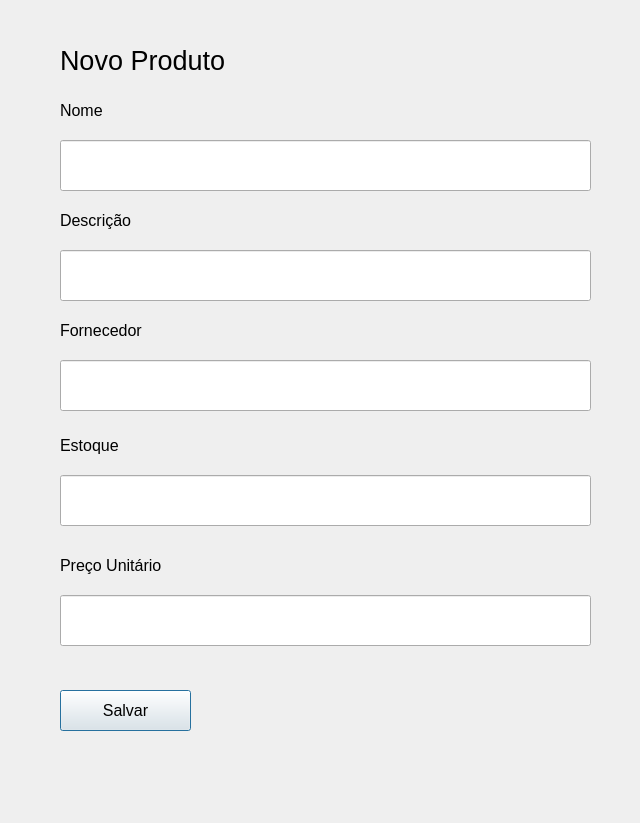
Above: novo_produto.ui from DanPS-SM/app_delivery_2 before the change. Below: the same form after it.
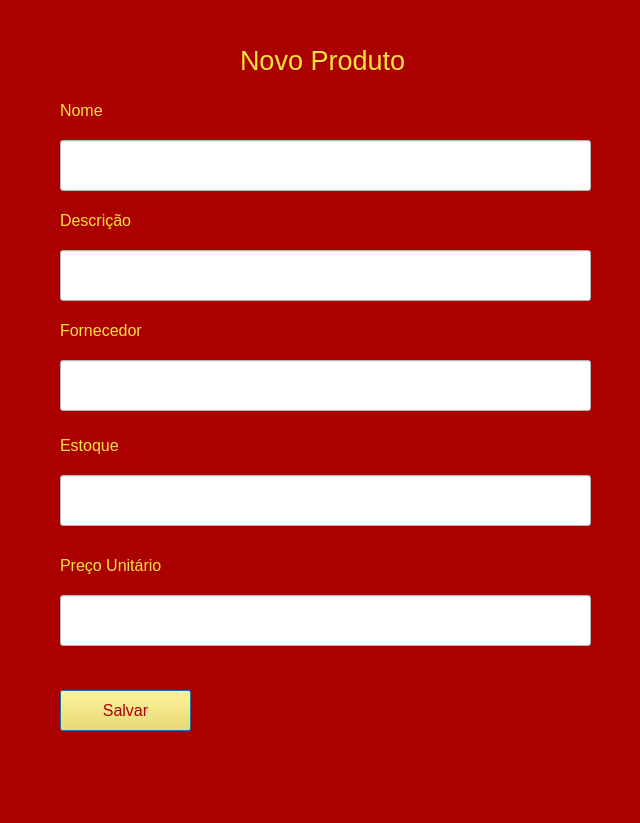
That is the form after the change.

Diff of the .ui file:
```diff
--- a/novo_produto.ui
+++ b/novo_produto.ui
@@ -13,15 +13,136 @@
   <property name="windowTitle">
    <string>Dialog</string>
   </property>
+  <property name="styleSheet">
+   <string notr="true">background-color: rgb(170, 0, 0);</string>
+  </property>
   <widget class="QLabel" name="label">
    <property name="geometry">
     <rect>
-     <x>60</x>
+     <x>240</x>
      <y>30</y>
-     <width>221</width>
+     <width>171</width>
      <height>61</height>
     </rect>
    </property>
+   <property name="palette">
+    <palette>
+     <active>
+      <colorrole role="WindowText">
+       <brush brushstyle="SolidPattern">
+        <color alpha="255">
+         <red>255</red>
+         <green>226</green>
+         <blue>62</blue>
+        </color>
+       </brush>
+      </colorrole>
+      <colorrole role="Button">
+       <brush brushstyle="SolidPattern">
+        <color alpha="255">
+         <red>170</red>
+         <green>0</green>
+         <blue>0</blue>
+        </color>
+       </brush>
+      </colorrole>
+      <colorrole role="Base">
+       <brush brushstyle="SolidPattern">
+        <color alpha="255">
+         <red>170</red>
+         <green>0</green>
+         <blue>0</blue>
+        </color>
+       </brush>
+      </colorrole>
+      <colorrole role="Window">
+       <brush brushstyle="SolidPattern">
+        <color alpha="255">
+         <red>170</red>
+         <green>0</green>
+         <blue>0</blue>
+        </color>
+       </brush>
+      </colorrole>
+     </active>
+     <inactive>
+      <colorrole role="WindowText">
+       <brush brushstyle="SolidPattern">
+        <color alpha="255">
+         <red>255</red>
+         <green>226</green>
+         <blue>62</blue>
+        </color>
+       </brush>
+      </colorrole>
+      <colorrole role="Button">
+       <brush brushstyle="SolidPattern">
+        <color alpha="255">
+         <red>170</red>
+         <green>0</green>
+         <blue>0</blue>
+        </color>
+       </brush>
+      </colorrole>
+      <colorrole role="Base">
+       <brush brushstyle="SolidPattern">
+        <color alpha="255">
+         <red>170</red>
+         <green>0</green>
+         <blue>0</blue>
+        </color>
+       </brush>
+      </colorrole>
+      <colorrole role="Window">
+       <brush brushstyle="SolidPattern">
+        <color alpha="255">
+         <red>170</red>
+         <green>0</green>
+         <blue>0</blue>
+        </color>
+       </brush>
+      </colorrole>
+     </inactive>
+     <disabled>
+      <colorrole role="WindowText">
+       <brush brushstyle="SolidPattern">
+        <color alpha="255">
+         <red>120</red>
+         <green>120</green>
+         <blue>120</blue>
+        </color>
+       </brush>
+      </colorrole>
+      <colorrole role="Button">
+       <brush brushstyle="SolidPattern">
+        <color alpha="255">
+         <red>170</red>
+         <green>0</green>
+         <blue>0</blue>
+        </color>
+       </brush>
+      </colorrole>
+      <colorrole role="Base">
+       <brush brushstyle="SolidPattern">
+        <color alpha="255">
+         <red>170</red>
+         <green>0</green>
+         <blue>0</blue>
+        </color>
+       </brush>
+      </colorrole>
+      <colorrole role="Window">
+       <brush brushstyle="SolidPattern">
+        <color alpha="255">
+         <red>170</red>
+         <green>0</green>
+         <blue>0</blue>
+        </color>
+       </brush>
+      </colorrole>
+     </disabled>
+    </palette>
+   </property>
    <property name="font">
     <font>
      <pointsize>20</pointsize>
@@ -45,6 +166,9 @@
      <pointsize>12</pointsize>
     </font>
    </property>
+   <property name="styleSheet">
+    <string notr="true">background-color: rgb(255, 255, 255);</string>
+   </property>
   </widget>
   <widget class="QLabel" name="label_2">
    <property name="geometry">
@@ -55,6 +179,124 @@
      <height>31</height>
     </rect>
    </property>
+   <property name="palette">
+    <palette>
+     <active>
+      <colorrole role="WindowText">
+       <brush brushstyle="SolidPattern">
+        <color alpha="255">
+         <red>255</red>
+         <green>226</green>
+         <blue>62</blue>
+        </color>
+       </brush>
+      </colorrole>
+      <colorrole role="Button">
+       <brush brushstyle="SolidPattern">
+        <color alpha="255">
+         <red>170</red>
+         <green>0</green>
+         <blue>0</blue>
+        </color>
+       </brush>
+      </colorrole>
+      <colorrole role="Base">
+       <brush brushstyle="SolidPattern">
+        <color alpha="255">
+         <red>170</red>
+         <green>0</green>
+         <blue>0</blue>
+        </color>
+       </brush>
+      </colorrole>
+      <colorrole role="Window">
+       <brush brushstyle="SolidPattern">
+        <color alpha="255">
+         <red>170</red>
+         <green>0</green>
+         <blue>0</blue>
+        </color>
+       </brush>
+      </colorrole>
+     </active>
+     <inactive>
+      <colorrole role="WindowText">
+       <brush brushstyle="SolidPattern">
+        <color alpha="255">
+         <red>255</red>
+         <green>226</green>
+         <blue>62</blue>
+        </color>
+       </brush>
+      </colorrole>
+      <colorrole role="Button">
+       <brush brushstyle="SolidPattern">
+        <color alpha="255">
+         <red>170</red>
+         <green>0</green>
+         <blue>0</blue>
+        </color>
+       </brush>
+      </colorrole>
+      <colorrole role="Base">
+       <brush brushstyle="SolidPattern">
+        <color alpha="255">
+         <red>170</red>
+         <green>0</green>
+         <blue>0</blue>
+        </color>
+       </brush>
+      </colorrole>
+      <colorrole role="Window">
+       <brush brushstyle="SolidPattern">
+        <color alpha="255">
+         <red>170</red>
+         <green>0</green>
+         <blue>0</blue>
+        </color>
+       </brush>
+      </colorrole>
+     </inactive>
+     <disabled>
+      <colorrole role="WindowText">
+       <brush brushstyle="SolidPattern">
+        <color alpha="255">
+         <red>120</red>
+         <green>120</green>
+         <blue>120</blue>
+        </color>
+       </brush>
+      </colorrole>
+      <colorrole role="Button">
+       <brush brushstyle="SolidPattern">
+        <color alpha="255">
+         <red>170</red>
+         <green>0</green>
+         <blue>0</blue>
+        </color>
+       </brush>
+      </colorrole>
+      <colorrole role="Base">
+       <brush brushstyle="SolidPattern">
+        <color alpha="255">
+         <red>170</red>
+         <green>0</green>
+         <blue>0</blue>
+        </color>
+       </brush>
+      </colorrole>
+      <colorrole role="Window">
+       <brush brushstyle="SolidPattern">
+        <color alpha="255">
+         <red>170</red>
+         <green>0</green>
+         <blue>0</blue>
+        </color>
+       </brush>
+      </colorrole>
+     </disabled>
+    </palette>
+   </property>
    <property name="font">
     <font>
      <pointsize>12</pointsize>
@@ -73,6 +315,124 @@
      <height>31</height>
     </rect>
    </property>
+   <property name="palette">
+    <palette>
+     <active>
+      <colorrole role="WindowText">
+       <brush brushstyle="SolidPattern">
+        <color alpha="255">
+         <red>255</red>
+         <green>226</green>
+         <blue>62</blue>
+        </color>
+       </brush>
+      </colorrole>
+      <colorrole role="Button">
+       <brush brushstyle="SolidPattern">
+        <color alpha="255">
+         <red>170</red>
+         <green>0</green>
+         <blue>0</blue>
+        </color>
+       </brush>
+      </colorrole>
+      <colorrole role="Base">
+       <brush brushstyle="SolidPattern">
+        <color alpha="255">
+         <red>170</red>
+         <green>0</green>
+         <blue>0</blue>
+        </color>
+       </brush>
+      </colorrole>
+      <colorrole role="Window">
+       <brush brushstyle="SolidPattern">
+        <color alpha="255">
+         <red>170</red>
+         <green>0</green>
+         <blue>0</blue>
+        </color>
+       </brush>
+      </colorrole>
+     </active>
+     <inactive>
+      <colorrole role="WindowText">
+       <brush brushstyle="SolidPattern">
+        <color alpha="255">
+         <red>255</red>
+         <green>226</green>
+         <blue>62</blue>
+        </color>
+       </brush>
+      </colorrole>
+      <colorrole role="Button">
+       <brush brushstyle="SolidPattern">
+        <color alpha="255">
+         <red>170</red>
+         <green>0</green>
+         <blue>0</blue>
+        </color>
+       </brush>
+      </colorrole>
+      <colorrole role="Base">
+       <brush brushstyle="SolidPattern">
+        <color alpha="255">
+         <red>170</red>
+         <green>0</green>
+         <blue>0</blue>
+        </color>
+       </brush>
+      </colorrole>
+      <colorrole role="Window">
+       <brush brushstyle="SolidPattern">
+        <color alpha="255">
+         <red>170</red>
+         <green>0</green>
+         <blue>0</blue>
+        </color>
+       </brush>
+      </colorrole>
+     </inactive>
+     <disabled>
+      <colorrole role="WindowText">
+       <brush brushstyle="SolidPattern">
+        <color alpha="255">
+         <red>120</red>
+         <green>120</green>
+         <blue>120</blue>
+        </color>
+       </brush>
+      </colorrole>
+      <colorrole role="Button">
+       <brush brushstyle="SolidPattern">
+        <color alpha="255">
+         <red>170</red>
+         <green>0</green>
+         <blue>0</blue>
+        </color>
+       </brush>
+      </colorrole>
+      <colorrole role="Base">
+       <brush brushstyle="SolidPattern">
+        <color alpha="255">
+         <red>170</red>
+         <green>0</green>
+         <blue>0</blue>
+        </color>
+       </brush>
+      </colorrole>
+      <colorrole role="Window">
+       <brush brushstyle="SolidPattern">
+        <color alpha="255">
+         <red>170</red>
+         <green>0</green>
+         <blue>0</blue>
+        </color>
+       </brush>
+      </colorrole>
+     </disabled>
+    </palette>
+   </property>
    <property name="font">
     <font>
      <pointsize>12</pointsize>
@@ -96,6 +456,9 @@
      <pointsize>12</pointsize>
     </font>
    </property>
+   <property name="styleSheet">
+    <string notr="true">background-color: rgb(255, 255, 255);</string>
+   </property>
   </widget>
   <widget class="QLabel" name="label_4">
    <property name="geometry">
@@ -106,6 +469,124 @@
      <height>31</height>
     </rect>
    </property>
+   <property name="palette">
+    <palette>
+     <active>
+      <colorrole role="WindowText">
+       <brush brushstyle="SolidPattern">
+        <color alpha="255">
+         <red>255</red>
+         <green>226</green>
+         <blue>62</blue>
+        </color>
+       </brush>
+      </colorrole>
+      <colorrole role="Button">
+       <brush brushstyle="SolidPattern">
+        <color alpha="255">
+         <red>170</red>
+         <green>0</green>
+         <blue>0</blue>
+        </color>
+       </brush>
+      </colorrole>
+      <colorrole role="Base">
+       <brush brushstyle="SolidPattern">
+        <color alpha="255">
+         <red>170</red>
+         <green>0</green>
+         <blue>0</blue>
+        </color>
+       </brush>
+      </colorrole>
+      <colorrole role="Window">
+       <brush brushstyle="SolidPattern">
+        <color alpha="255">
+         <red>170</red>
+         <green>0</green>
+         <blue>0</blue>
+        </color>
+       </brush>
+      </colorrole>
+     </active>
+     <inactive>
+      <colorrole role="WindowText">
+       <brush brushstyle="SolidPattern">
+        <color alpha="255">
+         <red>255</red>
+         <green>226</green>
+         <blue>62</blue>
+        </color>
+       </brush>
+      </colorrole>
+      <colorrole role="Button">
+       <brush brushstyle="SolidPattern">
+        <color alpha="255">
+         <red>170</red>
+         <green>0</green>
+         <blue>0</blue>
+        </color>
+       </brush>
+      </colorrole>
+      <colorrole role="Base">
+       <brush brushstyle="SolidPattern">
+        <color alpha="255">
+         <red>170</red>
+         <green>0</green>
+         <blue>0</blue>
+        </color>
+       </brush>
+      </colorrole>
+      <colorrole role="Window">
+       <brush brushstyle="SolidPattern">
+        <color alpha="255">
+         <red>170</red>
+         <green>0</green>
+         <blue>0</blue>
+        </color>
+       </brush>
+      </colorrole>
+     </inactive>
+     <disabled>
+      <colorrole role="WindowText">
+       <brush brushstyle="SolidPattern">
+        <color alpha="255">
+         <red>120</red>
+         <green>120</green>
+         <blue>120</blue>
+        </color>
+       </brush>
+      </colorrole>
+      <colorrole role="Button">
+       <brush brushstyle="SolidPattern">
+        <color alpha="255">
+         <red>170</red>
+         <green>0</green>
+         <blue>0</blue>
+        </color>
+       </brush>
+      </colorrole>
+      <colorrole role="Base">
+       <brush brushstyle="SolidPattern">
+        <color alpha="255">
+         <red>170</red>
+         <green>0</green>
+         <blue>0</blue>
+        </color>
+       </brush>
+      </colorrole>
+      <colorrole role="Window">
+       <brush brushstyle="SolidPattern">
+        <color alpha="255">
+         <red>170</red>
+         <green>0</green>
+         <blue>0</blue>
+        </color>
+       </brush>
+      </colorrole>
+     </disabled>
+    </palette>
+   </property>
    <property name="font">
     <font>
      <pointsize>12</pointsize>
@@ -129,6 +610,9 @@
      <pointsize>12</pointsize>
     </font>
    </property>
+   <property name="styleSheet">
+    <string notr="true">background-color: rgb(255, 255, 255);</string>
+   </property>
   </widget>
   <widget class="QPushButton" name="pushButton">
    <property name="geometry">
@@ -139,11 +623,186 @@
      <height>41</height>
     </rect>
    </property>
+   <property name="palette">
+    <palette>
+     <active>
+      <colorrole role="WindowText">
+       <brush brushstyle="SolidPattern">
+        <color alpha="255">
+         <red>170</red>
+         <green>0</green>
+         <blue>0</blue>
+        </color>
+       </brush>
+      </colorrole>
+      <colorrole role="Button">
+       <brush brushstyle="SolidPattern">
+        <color alpha="255">
+         <red>255</red>
+         <green>226</green>
+         <blue>62</blue>
+        </color>
+       </brush>
+      </colorrole>
+      <colorrole role="Text">
+       <brush brushstyle="SolidPattern">
+        <color alpha="255">
+         <red>170</red>
+         <green>0</green>
+         <blue>0</blue>
+        </color>
+       </brush>
+      </colorrole>
+      <colorrole role="ButtonText">
+       <brush brushstyle="SolidPattern">
+        <color alpha="255">
+         <red>170</red>
+         <green>0</green>
+         <blue>0</blue>
+        </color>
+       </brush>
+      </colorrole>
+      <colorrole role="Base">
+       <brush brushstyle="SolidPattern">
+        <color alpha="255">
+         <red>255</red>
+         <green>226</green>
+         <blue>62</blue>
+        </color>
+       </brush>
+      </colorrole>
+      <colorrole role="Window">
+       <brush brushstyle="SolidPattern">
+        <color alpha="255">
+         <red>255</red>
+         <green>226</green>
+         <blue>62</blue>
+        </color>
+       </brush>
+      </colorrole>
+     </active>
+     <inactive>
+      <colorrole role="WindowText">
+       <brush brushstyle="SolidPattern">
+        <color alpha="255">
+         <red>170</red>
+         <green>0</green>
+         <blue>0</blue>
+        </color>
+       </brush>
+      </colorrole>
+      <colorrole role="Button">
+       <brush brushstyle="SolidPattern">
+        <color alpha="255">
+         <red>255</red>
+         <green>226</green>
+         <blue>62</blue>
+        </color>
+       </brush>
+      </colorrole>
+      <colorrole role="Text">
+       <brush brushstyle="SolidPattern">
+        <color alpha="255">
+         <red>170</red>
+         <green>0</green>
+         <blue>0</blue>
+        </color>
+       </brush>
+      </colorrole>
+      <colorrole role="ButtonText">
+       <brush brushstyle="SolidPattern">
+        <color alpha="255">
+         <red>170</red>
+         <green>0</green>
+         <blue>0</blue>
+        </color>
+       </brush>
+      </colorrole>
+      <colorrole role="Base">
+       <brush brushstyle="SolidPattern">
+        <color alpha="255">
+         <red>255</red>
+         <green>226</green>
+         <blue>62</blue>
+        </color>
+       </brush>
+      </colorrole>
+      <colorrole role="Window">
+       <brush brushstyle="SolidPattern">
+        <color alpha="255">
+         <red>255</red>
+         <green>226</green>
+         <blue>62</blue>
+        </color>
+       </brush>
+      </colorrole>
+     </inactive>
+     <disabled>
+      <colorrole role="WindowText">
+       <brush brushstyle="SolidPattern">
+        <color alpha="255">
+         <red>120</red>
+         <green>120</green>
+         <blue>120</blue>
+        </color>
+       </brush>
+      </colorrole>
+      <colorrole role="Button">
+       <brush brushstyle="SolidPattern">
+        <color alpha="255">
+         <red>255</red>
+         <green>226</green>
+         <blue>62</blue>
+        </color>
+       </brush>
+      </colorrole>
+      <colorrole role="Text">
+       <brush brushstyle="SolidPattern">
+        <color alpha="255">
+         <red>120</red>
+         <green>120</green>
+         <blue>120</blue>
+        </color>
+       </brush>
+      </colorrole>
+      <colorrole role="ButtonText">
+       <brush brushstyle="SolidPattern">
+        <color alpha="255">
+         <red>120</red>
+         <green>120</green>
+         <blue>120</blue>
+        </color>
+       </brush>
+      </colorrole>
+      <colorrole role="Base">
+       <brush brushstyle="SolidPattern">
+        <color alpha="255">
+         <red>255</red>
+         <green>226</green>
+         <blue>62</blue>
+        </color>
+       </brush>
+      </colorrole>
+      <colorrole role="Window">
+       <brush brushstyle="SolidPattern">
+        <color alpha="255">
+         <red>255</red>
+         <green>226</green>
+         <blue>62</blue>
+        </color>
+       </brush>
+      </colorrole>
+     </disabled>
+    </palette>
+   </property>
    <property name="font">
     <font>
      <pointsize>12</pointsize>
     </font>
    </property>
+   <property name="styleSheet">
+    <string notr="true">background-color: rgb(255, 226, 62);</string>
+   </property>
    <property name="text">
     <string>Salvar</string>
    </property>
@@ -162,16 +821,137 @@
      <pointsize>12</pointsize>
     </font>
    </property>
+   <property name="styleSheet">
+    <string notr="true">background-color: rgb(255, 255, 255);</string>
+   </property>
   </widget>
   <widget class="QLabel" name="label_5">
    <property name="geometry">
     <rect>
      <x>60</x>
      <y>430</y>
-     <width>91</width>
+     <width>61</width>
      <height>31</height>
     </rect>
    </property>
+   <property name="palette">
+    <palette>
+     <active>
+      <colorrole role="WindowText">
+       <brush brushstyle="SolidPattern">
+        <color alpha="255">
+         <red>255</red>
+         <green>226</green>
+         <blue>62</blue>
+        </color>
+       </brush>
+      </colorrole>
+      <colorrole role="Button">
+       <brush brushstyle="SolidPattern">
+        <color alpha="255">
+         <red>170</red>
+         <green>0</green>
+         <blue>0</blue>
+        </color>
+       </brush>
+      </colorrole>
+      <colorrole role="Base">
+       <brush brushstyle="SolidPattern">
+        <color alpha="255">
+         <red>170</red>
+         <green>0</green>
+         <blue>0</blue>
+        </color>
+       </brush>
+      </colorrole>
+      <colorrole role="Window">
+       <brush brushstyle="SolidPattern">
+        <color alpha="255">
+         <red>170</red>
+         <green>0</green>
+         <blue>0</blue>
+        </color>
+       </brush>
+      </colorrole>
+     </active>
+     <inactive>
+      <colorrole role="WindowText">
+       <brush brushstyle="SolidPattern">
+        <color alpha="255">
+         <red>255</red>
+         <green>226</green>
+         <blue>62</blue>
+        </color>
+       </brush>
+      </colorrole>
+      <colorrole role="Button">
+       <brush brushstyle="SolidPattern">
+        <color alpha="255">
+         <red>170</red>
+         <green>0</green>
+         <blue>0</blue>
+        </color>
+       </brush>
+      </colorrole>
+      <colorrole role="Base">
+       <brush brushstyle="SolidPattern">
+        <color alpha="255">
+         <red>170</red>
+         <green>0</green>
+         <blue>0</blue>
+        </color>
+       </brush>
+      </colorrole>
+      <colorrole role="Window">
+       <brush brushstyle="SolidPattern">
+        <color alpha="255">
+         <red>170</red>
+         <green>0</green>
+         <blue>0</blue>
+        </color>
+       </brush>
+      </colorrole>
+     </inactive>
+     <disabled>
+      <colorrole role="WindowText">
+       <brush brushstyle="SolidPattern">
+        <color alpha="255">
+         <red>120</red>
+         <green>120</green>
+         <blue>120</blue>
+        </color>
+       </brush>
+      </colorrole>
+      <colorrole role="Button">
+       <brush brushstyle="SolidPattern">
+        <color alpha="255">
+         <red>170</red>
+         <green>0</green>
+         <blue>0</blue>
+        </color>
+       </brush>
+      </colorrole>
+      <colorrole role="Base">
+       <brush brushstyle="SolidPattern">
+        <color alpha="255">
+         <red>170</red>
+         <green>0</green>
+         <blue>0</blue>
+        </color>
+       </brush>
+      </colorrole>
+      <colorrole role="Window">
+       <brush brushstyle="SolidPattern">
+        <color alpha="255">
+         <red>170</red>
+         <green>0</green>
+         <blue>0</blue>
+        </color>
+       </brush>
+      </colorrole>
+     </disabled>
+    </palette>
+   </property>
    <property name="font">
     <font>
      <pointsize>12</pointsize>
@@ -195,16 +975,137 @@
      <pointsize>12</pointsize>
     </font>
    </property>
+   <property name="styleSheet">
+    <string notr="true">background-color: rgb(255, 255, 255);</string>
+   </property>
   </widget>
   <widget class="QLabel" name="label_6">
    <property name="geometry">
     <rect>
      <x>60</x>
      <y>550</y>
-     <width>131</width>
+     <width>101</width>
      <height>31</height>
     </rect>
    </property>
+   <property name="palette">
+    <palette>
+     <active>
+      <colorrole role="WindowText">
+       <brush brushstyle="SolidPattern">
+        <color alpha="255">
+         <red>255</red>
+         <green>226</green>
+         <blue>62</blue>
+        </color>
+       </brush>
+      </colorrole>
+      <colorrole role="Button">
+       <brush brushstyle="SolidPattern">
+        <color alpha="255">
+         <red>170</red>
+         <green>0</green>
+         <blue>0</blue>
+        </color>
+       </brush>
+      </colorrole>
+      <colorrole role="Base">
+       <brush brushstyle="SolidPattern">
+        <color alpha="255">
+         <red>170</red>
+         <green>0</green>
+         <blue>0</blue>
+        </color>
+       </brush>
+      </colorrole>
+      <colorrole role="Window">
+       <brush brushstyle="SolidPattern">
+        <color alpha="255">
+         <red>170</red>
+         <green>0</green>
+         <blue>0</blue>
+        </color>
+       </brush>
+      </colorrole>
+     </active>
+     <inactive>
+      <colorrole role="WindowText">
+       <brush brushstyle="SolidPattern">
+        <color alpha="255">
+         <red>255</red>
+         <green>226</green>
+         <blue>62</blue>
+        </color>
+       </brush>
+      </colorrole>
+      <colorrole role="Button">
+       <brush brushstyle="SolidPattern">
+        <color alpha="255">
+         <red>170</red>
+         <green>0</green>
+         <blue>0</blue>
+        </color>
+       </brush>
+      </colorrole>
+      <colorrole role="Base">
+       <brush brushstyle="SolidPattern">
+        <color alpha="255">
+         <red>170</red>
+         <green>0</green>
+         <blue>0</blue>
+        </color>
+       </brush>
+      </colorrole>
+      <colorrole role="Window">
+       <brush brushstyle="SolidPattern">
+        <color alpha="255">
+         <red>170</red>
+         <green>0</green>
+         <blue>0</blue>
+        </color>
+       </brush>
+      </colorrole>
+     </inactive>
+     <disabled>
+      <colorrole role="WindowText">
+       <brush brushstyle="SolidPattern">
+        <color alpha="255">
+         <red>120</red>
+         <green>120</green>
+         <blue>120</blue>
+        </color>
+       </brush>
+      </colorrole>
+      <colorrole role="Button">
+       <brush brushstyle="SolidPattern">
+        <color alpha="255">
+         <red>170</red>
+         <green>0</green>
+         <blue>0</blue>
+        </color>
+       </brush>
+      </colorrole>
+      <colorrole role="Base">
+       <brush brushstyle="SolidPattern">
+        <color alpha="255">
+         <red>170</red>
+         <green>0</green>
+         <blue>0</blue>
+        </color>
+       </brush>
+      </colorrole>
+      <colorrole role="Window">
+       <brush brushstyle="SolidPattern">
+        <color alpha="255">
+         <red>170</red>
+         <green>0</green>
+         <blue>0</blue>
+        </color>
+       </brush>
+      </colorrole>
+     </disabled>
+    </palette>
+   </property>
    <property name="font">
     <font>
      <pointsize>12</pointsize>
```
